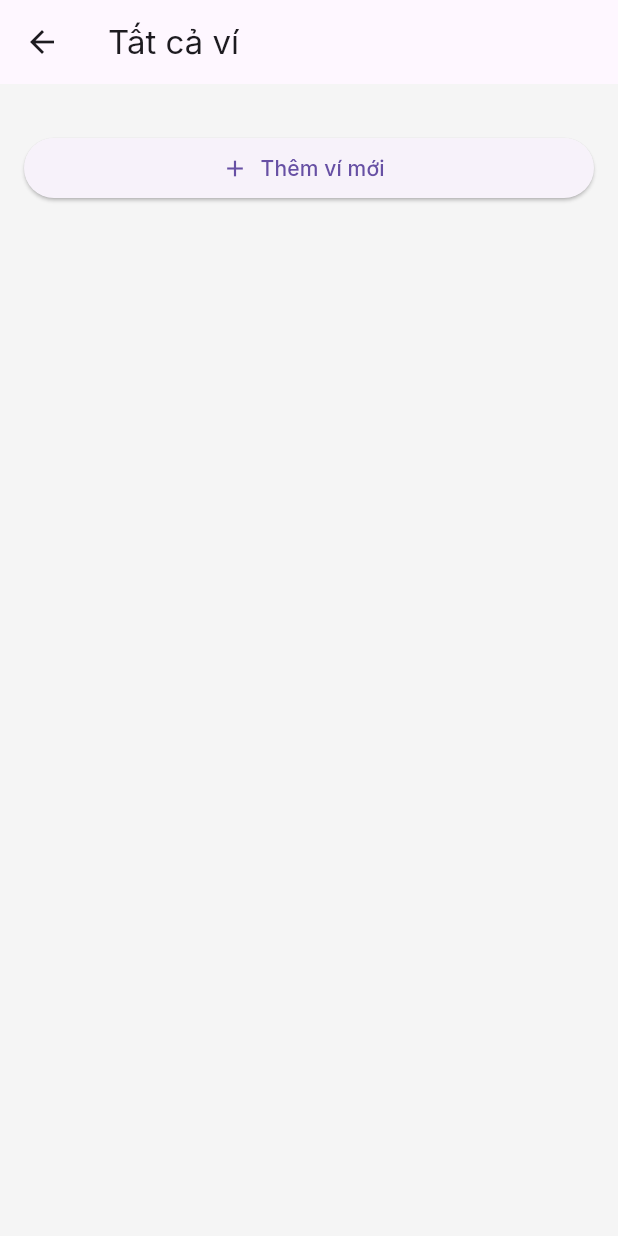
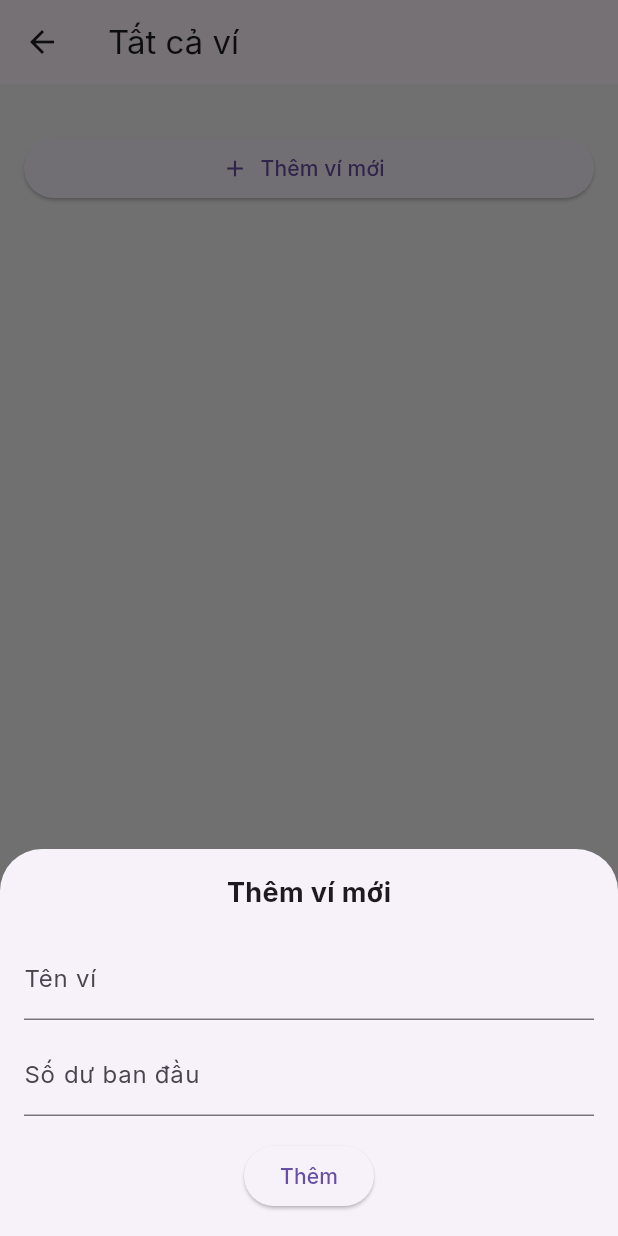
Before and after one commit to cnpmkma/money_manager_frontend, a Flutter app: the WalletListPage screen opened directly with empty values, after a tap on "Thêm ví mới", on a phone screen of 412 x 824 dp. Run offline on Flutter 3.47's test engine with Material 3 defaults, Android fonts, the light colour scheme and no system bars; our stand-ins replace dio, fl_chart, flutter_dotenv, google_fonts, shared_preferences; accounts and stored records are empty; network calls fail.

Commit message:
api thêm ví

```diff
--- /dev/null
+++ b/lib/pages/add_wallet_page.dart
@@ -0,0 +1,85 @@
+// add_wallet_page.dart
+import 'package:flutter/material.dart';
+import 'package:money_manager_frontend/services/wallet_service.dart';
+
+class AddWalletPage extends StatefulWidget {
+  final VoidCallback onWalletAdded;
+  const AddWalletPage({super.key, required this.onWalletAdded});
+
+  @override
+  State<AddWalletPage> createState() => _AddWalletPageState();
+}
+
+class _AddWalletPageState extends State<AddWalletPage> {
+  final _formKey = GlobalKey<FormState>();
+  final TextEditingController _nameController = TextEditingController();
+  final TextEditingController _balanceController = TextEditingController();
+
+  bool _loading = false;
+
+  void _submit() async {
+    if (!_formKey.currentState!.validate()) return;
+
+    setState(() => _loading = true);
+
+    try {
+      await WalletService.createWallet(
+        _nameController.text,
+        double.tryParse(_balanceController.text) ?? 0,
+      );
+      widget.onWalletAdded(); // callback để refresh danh sách ví
+      Navigator.pop(context);
+    } catch (e) {
+      print("Error adding wallet: $e");
+      ScaffoldMessenger.of(context).showSnackBar(
+        SnackBar(content: Text("Thêm ví thất bại")),
+      );
+    } finally {
+      setState(() => _loading = false);
+    }
+  }
+
+  @override
+  Widget build(BuildContext context) {
+    return Padding(
+      padding: EdgeInsets.only(
+        bottom: MediaQuery.of(context).viewInsets.bottom,
+        left: 16,
+        right: 16,
+        top: 16,
+      ),
+      child: Column(
+        mainAxisSize: MainAxisSize.min,
+        children: [
+          Text("Thêm ví mới", style: TextStyle(fontSize: 18, fontWeight: FontWeight.bold)),
+          const SizedBox(height: 16),
+          Form(
+            key: _formKey,
+            child: Column(
+              children: [
+                TextFormField(
+                  controller: _nameController,
+                  decoration: InputDecoration(labelText: "Tên ví"),
+                  validator: (v) => v == null || v.isEmpty ? "Nhập tên ví" : null,
+                ),
+                const SizedBox(height: 8),
+                TextFormField(
+                  controller: _balanceController,
+                  decoration: InputDecoration(labelText: "Số dư ban đầu"),
+                  keyboardType: TextInputType.number,
+                  validator: (v) => v == null || v.isEmpty ? "Nhập số dư" : null,
+                ),
+                const SizedBox(height: 16),
+                ElevatedButton(
+                  onPressed: _loading ? null : _submit,
+                  child: _loading ? CircularProgressIndicator(color: Colors.white) : Text("Thêm"),
+                ),
+              ],
+            ),
+          ),
+          const SizedBox(height: 16),
+        ],
+      ),
+    );
+  }
+}
--- a/lib/pages/wallet_list_page.dart
+++ b/lib/pages/wallet_list_page.dart
@@ -2,6 +2,7 @@
 import 'package:flutter/material.dart';
 import 'package:money_manager_frontend/services/wallet_service.dart';
 import 'package:intl/intl.dart';
+import 'add_wallet_page.dart';
 
 class WalletListPage extends StatefulWidget {
   final VoidCallback onBack;
@@ -58,7 +59,15 @@ class _WalletListPageState extends State<WalletListPage> {
                     padding: const EdgeInsets.symmetric(vertical: 16),
                     child: ElevatedButton.icon(
                       onPressed: () {
-                        // TODO: mở form thêm ví
+                        showModalBottomSheet(
+                          context: context,
+                          isScrollControlled: true,
+                          builder: (context) => AddWalletPage(
+                            onWalletAdded: () {
+                              _fetchWallets(); // reload danh sách ví
+                            },
+                          ),
+                        );
                       },
                       icon: const Icon(Icons.add),
                       label: const Text("Thêm ví mới"),
--- a/lib/services/wallet_service.dart
+++ b/lib/services/wallet_service.dart
@@ -37,7 +37,7 @@ class WalletService {
     final res = await _dio.post(
       "/wallets",
       data: {
-        "walltet_name": name,
+        "wallet_name": name,
         "balance": balance,
       },
       options: Options(
```
